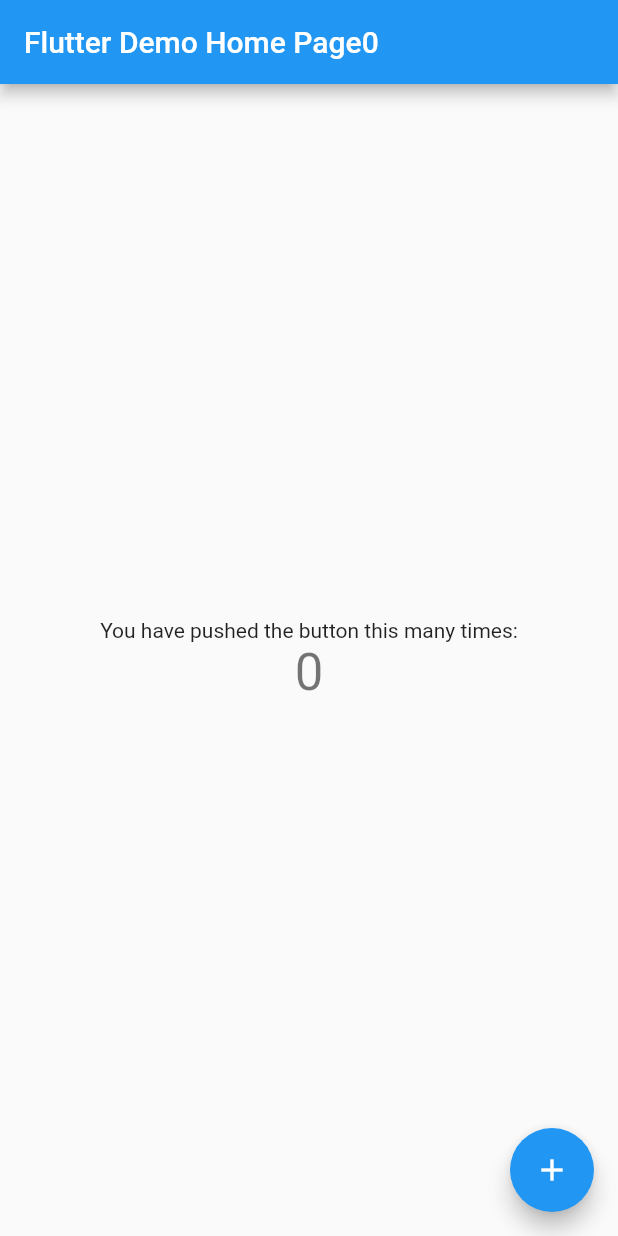
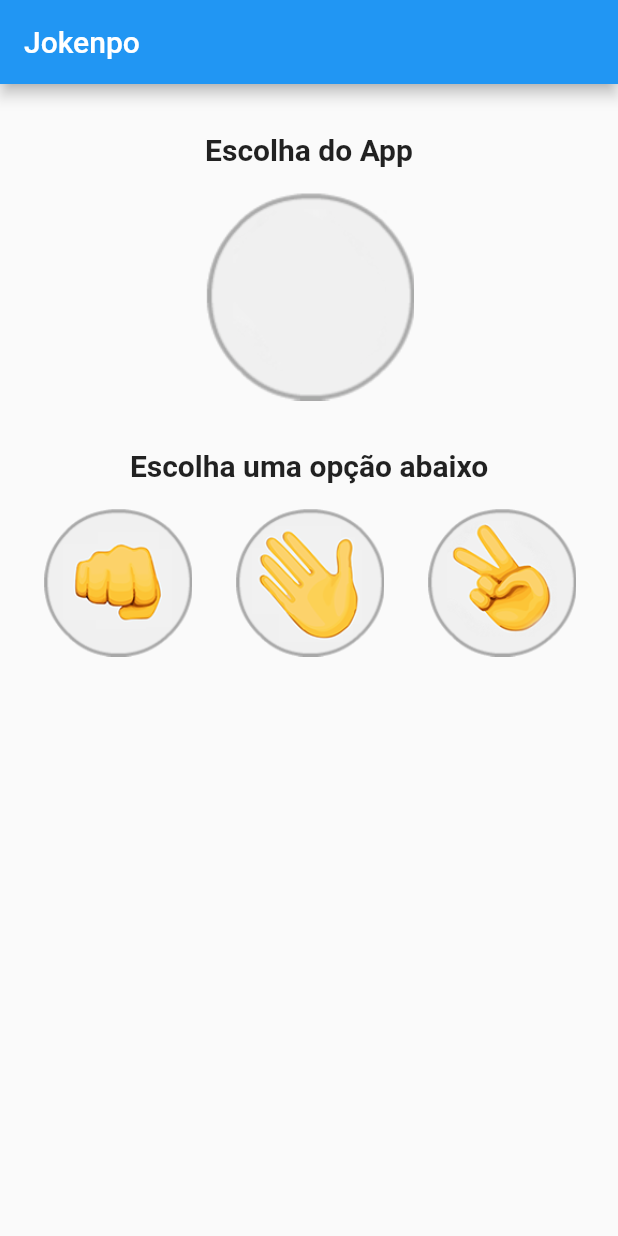
Before and after one commit to AldivioAlves/flutter-projects, a Flutter app: the screen it shows after launch, on a phone screen of 412 x 824 dp. Run offline on Flutter 3.47's test engine with Material 2 defaults, Android fonts, the phone set to English and light mode, and no system bars.

Commit message:
create layout

```diff
--- /dev/null
+++ b/jokenpo/lib/Jogo.dart
@@ -0,0 +1,59 @@
+import 'package:flutter/material.dart';
+class Jogo extends StatefulWidget {
+  @override
+  _JogoState createState() => _JogoState();
+}
+
+class _JogoState extends State<Jogo> {
+  @override
+  Widget build(BuildContext context) {
+    return Scaffold(
+      appBar:AppBar(
+        title: Text("Jokenpo"),
+      ) ,
+      body: Column(
+        crossAxisAlignment: CrossAxisAlignment.center,
+        children: <Widget>[
+          Padding(
+            padding: EdgeInsets.only(top:32,bottom: 16),
+            child: Text(
+              "Escolha do App",
+              textAlign: TextAlign.center,
+              style: TextStyle(
+                fontSize: 20,
+                fontWeight: FontWeight.bold
+               ),
+
+            ),
+          ),
+          GestureDetector(
+            onTap:(){print("imagem clicada!!");} ,
+            child: Image.asset("imgs/padrao.png"),
+          ),
+          Padding(
+            padding: EdgeInsets.only(top:32,bottom: 16),
+            child: Text(
+              "Escolha uma opção abaixo",
+              textAlign: TextAlign.center,
+              style: TextStyle(
+                fontSize: 20,
+                fontWeight: FontWeight.bold
+               ),
+
+            ),
+          ),
+          Row(
+            mainAxisAlignment: MainAxisAlignment.spaceEvenly,
+            children: <Widget>[
+
+              Image.asset("imgs/pedra.png",height: 100,),
+              Image.asset("imgs/papel.png",height: 100,),
+              Image.asset("imgs/tesoura.png",height: 100,)
+            ],
+          )
+
+        ],
+      ),
+    );
+  }
+}
--- a/jokenpo/lib/main.dart
+++ b/jokenpo/lib/main.dart
@@ -1,111 +1,12 @@
 import 'package:flutter/material.dart';
+import 'package:jokenpo/Jogo.dart';
 
-void main() => runApp(MyApp());
+void main(){
+  runApp(MaterialApp(
+    home:Jogo(),
+    debugShowCheckedModeBanner: false
 
-class MyApp extends StatelessWidget {
-  // This widget is the root of your application.
-  @override
-  Widget build(BuildContext context) {
-    return MaterialApp(
-      title: 'Flutter Demo',
-      theme: ThemeData(
-        // This is the theme of your application.
-        //
-        // Try running your application with "flutter run". You'll see the
-        // application has a blue toolbar. Then, without quitting the app, try
-        // changing the primarySwatch below to Colors.green and then invoke
-        // "hot reload" (press "r" in the console where you ran "flutter run",
-        // or simply save your changes to "hot reload" in a Flutter IDE).
-        // Notice that the counter didn't reset back to zero; the application
-        // is not restarted.
-        primarySwatch: Colors.blue,
-      ),
-      home: MyHomePage(title: 'Flutter Demo Home Page0'),
-    );
-  }
+
+
+  ));
 }
-
-class MyHomePage extends StatefulWidget {
-  MyHomePage({Key key, this.title}) : super(key: key);
-
-  // This widget is the home page of your application. It is stateful, meaning
-  // that it has a State object (defined below) that contains fields that affect
-  // how it looks.
-
-  // This class is the configuration for the state. It holds the values (in this
-  // case the title) provided by the parent (in this case the App widget) and
-  // used by the build method of the State. Fields in a Widget subclass are
-  // always marked "final".
-
-  final String title;
-
-  @override
-  _MyHomePageState createState() => _MyHomePageState();
-}
-
-class _MyHomePageState extends State<MyHomePage> {
-  int _counter = 0;
-
-  void _incrementCounter() {
-    setState(() {
-      // This call to setState tells the Flutter framework that something has
-      // changed in this State, which causes it to rerun the build method below
-      // so that the display can reflect the updated values. If we changed
-      // _counter without calling setState(), then the build method would not be
-      // called again, and so nothing would appear to happen.
-      _counter++;
-    });
-  }
-
-  @override
-  Widget build(BuildContext context) {
-    // This method is rerun every time setState is called, for instance as done
-    // by the _incrementCounter method above.
-    //
-    // The Flutter framework has been optimized to make rerunning build methods
-    // fast, so that you can just rebuild anything that needs updating rather
-    // than having to individually change instances of widgets.
-    return Scaffold(
-      appBar: AppBar(
-        // Here we take the value from the MyHomePage object that was created by
-        // the App.build method, and use it to set our appbar title.
-        title: Text(widget.title),
-      ),
-      body: Center(
-        // Center is a layout widget. It takes a single child and positions it
-        // in the middle of the parent.
-        child: Column(
-          // Column is also a layout widget. It takes a list of children and
-          // arranges them vertically. By default, it sizes itself to fit its
-          // children horizontally, and tries to be as tall as its parent.
-          //
-          // Invoke "debug painting" (press "p" in the console, choose the
-          // "Toggle Debug Paint" action from the Flutter Inspector in Android
-          // Studio, or the "Toggle Debug Paint" command in Visual Studio Code)
-          // to see the wireframe for each widget.
-          //
-          // Column has various properties to control how it sizes itself and
-          // how it positions its children. Here we use mainAxisAlignment to
-          // center the children vertically; the main axis here is the vertical
-          // axis because Columns are vertical (the cross axis would be
-          // horizontal).
-          mainAxisAlignment: MainAxisAlignment.center,
-          children: <Widget>[
-            Text(
-              'You have pushed the button this many times:',
-            ),
-            Text(
-              '$_counter',
-              style: Theme.of(context).textTheme.display1,
-            ),
-          ],
-        ),
-      ),
-      floatingActionButton: FloatingActionButton(
-        onPressed: _incrementCounter,
-        tooltip: 'Increment',
-        child: Icon(Icons.add),
-      ), // This trailing comma makes auto-formatting nicer for build methods.
-    );
-  }
-}
--- a/jokenpo/pubspec.yaml
+++ b/jokenpo/pubspec.yaml
@@ -44,6 +44,12 @@ flutter:
   # assets:
   #  - images/a_dot_burr.jpeg
   #  - images/a_dot_ham.jpeg
+  assets:
+    - imgs/padrao.png
+    - imgs/papel.png
+    - imgs/pedra.png
+    - imgs/tesoura.png
+
 
   # An image asset can refer to one or more resolution-specific "variants", see
   # https://flutter.dev/assets-and-images/#resolution-aware.
```
Also changed, not shown: jokenpo/imgs/padrao.png (added), jokenpo/imgs/papel.png (added), jokenpo/imgs/pedra.png (added), jokenpo/imgs/tesoura.png (added), 9 other files.
